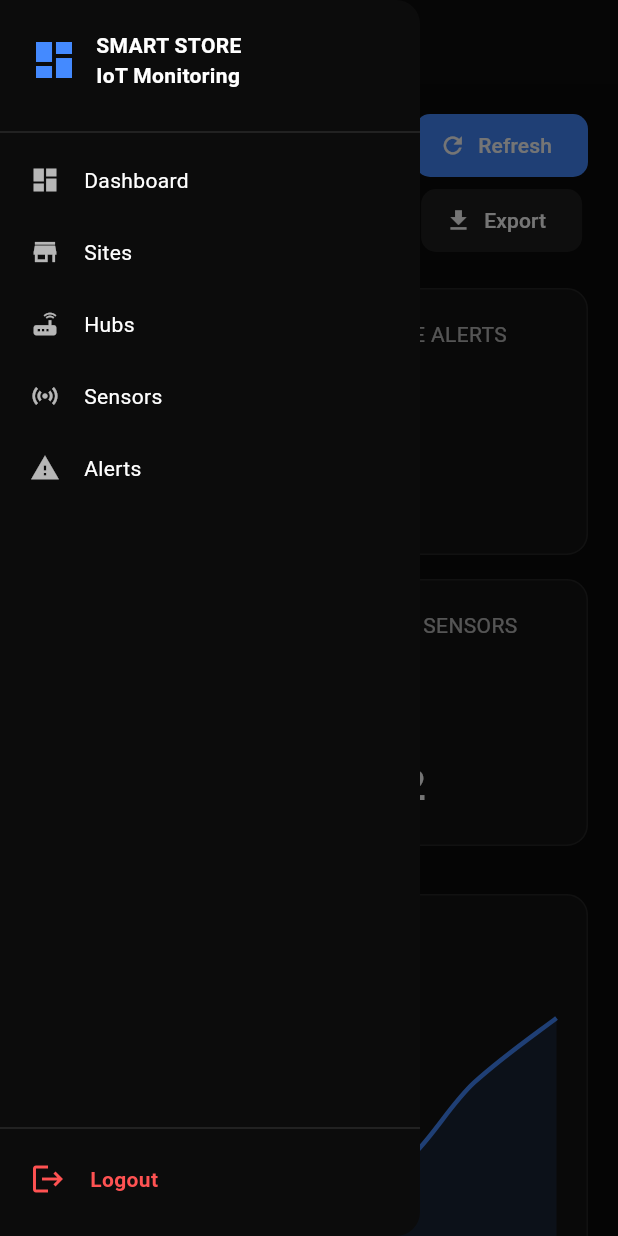
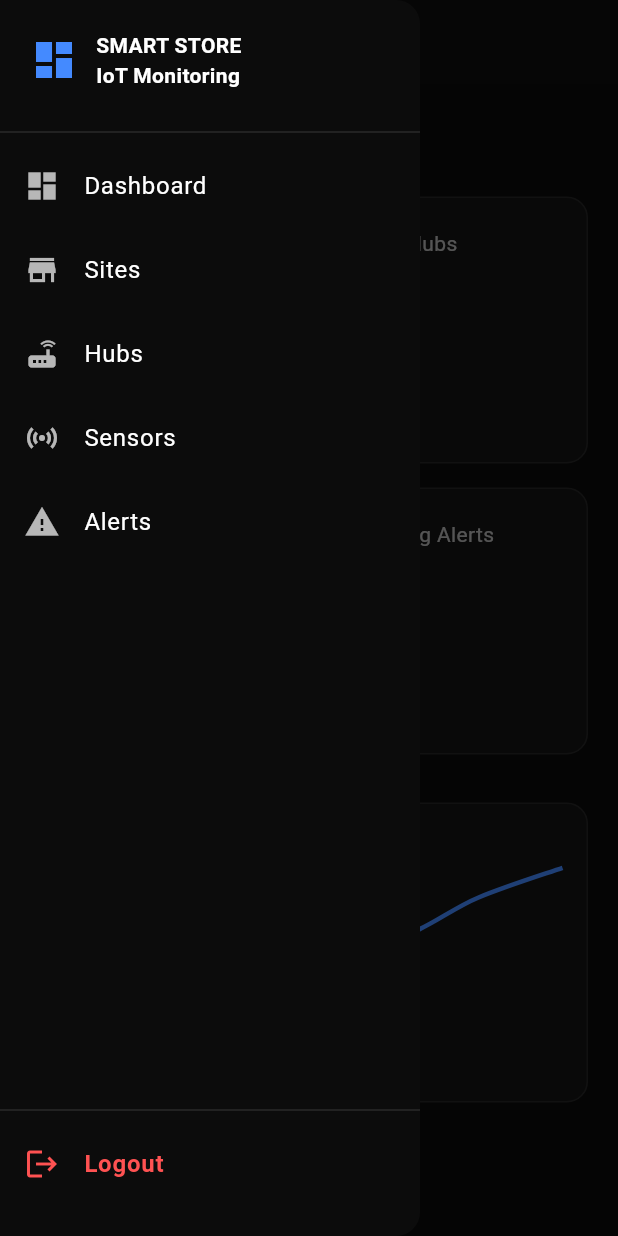
Before and after one commit to S-bon-debug/SWD_PROJECT_MobileApp, a Flutter app: the DashboardScreen screen opened by its route, with the side drawer open, on a phone screen of 412 x 824 dp. Run offline on Flutter 3.47's test engine with Material 3 defaults, Android fonts, the phone set to English and light mode, and no system bars; drawn by our look-alikes of fl_chart; accounts and stored records are empty.

Commit message:
update data dashboard

```diff
--- a/lib/screens/dashboard/dashboard_screen.dart
+++ b/lib/screens/dashboard/dashboard_screen.dart
@@ -1,50 +1,83 @@
 import 'package:flutter/material.dart';
 import 'package:fl_chart/fl_chart.dart';
+import '../../services/dashboard_service.dart';
+import '../../widgets/app_drawer.dart';
 
-class DashboardScreen extends StatelessWidget {
-  const DashboardScreen({super.key});
+class DashboardScreen extends StatefulWidget {
+  final String? token;
+
+  const DashboardScreen({super.key, this.token});
+
+  @override
+  State<DashboardScreen> createState() => _DashboardScreenState();
+}
+
+class _DashboardScreenState extends State<DashboardScreen> {
+  final DashboardService _service = DashboardService();
+
+  Map<String, dynamic>? stats;
+  List<dynamic> alerts = [];
+  bool isLoading = true;
+
+  @override
+  void initState() {
+    super.initState();
+
+
+    if (widget.token == null) {
+      // Nếu chưa login → hiển thị số 0
+      stats = {
+        "total_sites": 0,
+        "total_hubs": 0,
+        "active_sensors": 0,
+        "pending_alerts": 0,
+      };
+      isLoading = false;
+    } else {
+      // Nếu có token → load API
+      loadDashboard();
+    }
+    debugPrint("TOKEN: ${widget.token}");
+  }
+
+  Future<void> loadDashboard() async {
+    try {
+      final statsData = await _service.getStats(widget.token!);
+      final alertData = await _service.getAlerts(widget.token!);
+
+      setState(() {
+        stats = statsData;
+        alerts = alertData;
+        isLoading = false;
+      });
+    } catch (e) {
+      debugPrint("Dashboard error: $e");
+      setState(() => isLoading = false);
+    }
+  }
 
   @override
   Widget build(BuildContext context) {
     return Scaffold(
       backgroundColor: const Color(0xFF0A0A0A),
-      drawer: _buildDrawer(context),
+       drawer:  AppDrawer(),
       appBar: AppBar(
         backgroundColor: const Color(0xFF0E0E0E),
         elevation: 0,
         iconTheme: const IconThemeData(color: Colors.white),
         title: const Text(
-          'Dashboard',
-          style: TextStyle(color: Colors.white, fontWeight: FontWeight.bold),
+          "Dashboard",
+          style: TextStyle(color: Colors.white),
         ),
       ),
-      body: SingleChildScrollView(
+      body: isLoading
+          ? const Center(child: CircularProgressIndicator())
+          : SingleChildScrollView(
               padding: const EdgeInsets.all(20),
               child: Column(
                 crossAxisAlignment: CrossAxisAlignment.start,
                 children: [
-            _header(context),
-            const SizedBox(height: 24),
-            _statsGrid(),
-            const SizedBox(height: 32),
-            _environmentChart(),
-            const SizedBox(height: 32),
-            _priorityAlerts(context),
-          ],
-        ),
-      ),
-    );
-  }
-
-  // ================= HEADER =================
-  Widget _header(BuildContext context) {
-    return Row(
-      children: [
-        Expanded(
-          child: Column(
-            crossAxisAlignment: CrossAxisAlignment.start,
-            children: const [
-              Text(
+                  const Text(
                     'System Status',
                     style: TextStyle(
                       color: Colors.white,
@@ -52,107 +85,59 @@ class DashboardScreen extends StatelessWidget {
                       fontWeight: FontWeight.bold,
                     ),
                   ),
-              SizedBox(height: 6),
-              Text(
-                'Real-time metrics from 24 active locations.',
-                style: TextStyle(color: Colors.white70),
-              ),
-            ],
-          ),
-        ),
-        Column(
-          children: [
-            _headerButton(
-              context,
-              Icons.refresh,
-              'Refresh',
-              Colors.blueAccent,
-            ),
-            const SizedBox(height: 8),
-            _headerButton(
-              context,
-              Icons.download,
-              'Export',
-              const Color(0xFF1F1F1F),
-            ),
-          ],
-        ),
-      ],
-    );
-  }
+                  const SizedBox(height: 24),
 
-  Widget _headerButton(
-    BuildContext context,
-    IconData icon,
-    String label,
-    Color color,
-  ) {
-    return SizedBox(
-      height: 42,
-      child: ElevatedButton.icon(
-        onPressed: () {},
-        icon: Icon(icon, size: 18),
-        label: Text(label),
-        style: ElevatedButton.styleFrom(
-          backgroundColor: color,
-          foregroundColor: Colors.white,
-          elevation: 0,
-          shape: RoundedRectangleBorder(
-            borderRadius: BorderRadius.circular(10),
-          ),
-        ),
-      ),
-    );
-  }
-
-  // ================= STATS =================
-  Widget _statsGrid() {
-    return GridView.count(
+                  /// ================= STATS =================
+                  GridView.count(
                     crossAxisCount: 2,
                     shrinkWrap: true,
                     physics: const NeverScrollableScrollPhysics(),
                     mainAxisSpacing: 16,
                     crossAxisSpacing: 16,
-      children: const [
-        _StatCard(title: 'TOTAL SITES', value: '24'),
-        _StatCard(title: 'ACTIVE ALERTS', value: '03', color: Colors.red),
-        _StatCard(title: 'HUBS ONLINE', value: '18 / 20', color: Colors.blue),
-        _StatCard(title: 'TOTAL SENSORS', value: '142'),
+                    children: [
+                      _StatCard(
+                        title: "Total Sites",
+                        value:
+                            stats?["total_sites"]?.toString() ?? "0",
+                      ),
+                      _StatCard(
+                        title: "Total Hubs",
+                        value:
+                            stats?["total_hubs"]?.toString() ?? "0",
+                      ),
+                      _StatCard(
+                        title: "Active Sensors",
+                        value:
+                            stats?["active_sensors"]?.toString() ?? "0",
+                      ),
+                      _StatCard(
+                        title: "Pending Alerts",
+                        value:
+                            stats?["pending_alerts"]?.toString() ?? "0",
+                        color: Colors.redAccent,
+                      ),
                     ],
-    );
-  }
+                  ),
 
-  // ================= CHART =================
-  Widget _environmentChart() {
-    return Container(
+                  const SizedBox(height: 32),
+
+                  /// ================= CHART (Fake giữ nguyên) =================
+                  Container(
+                    height: 200,
+                    padding: const EdgeInsets.all(16),
                     decoration: _card(),
-      padding: const EdgeInsets.all(20),
-      child: Column(
-        crossAxisAlignment: CrossAxisAlignment.start,
-        children: [
-          const Text(
-            'Environmental Trends',
-            style: TextStyle(color: Colors.white, fontWeight: FontWeight.bold),
-          ),
-          const SizedBox(height: 20),
-          SizedBox(
-            height: 180,
                     child: LineChart(
                       LineChartData(
                         gridData: FlGridData(show: false),
                         titlesData: FlTitlesData(show: false),
                         borderData: FlBorderData(show: false),
-                minY: 20,
-                maxY: 45,
+                        minY: 0,
+                        maxY: 50,
                         lineBarsData: [
                           LineChartBarData(
                             isCurved: true,
                             barWidth: 3,
                             color: Colors.blueAccent,
-                    belowBarData: BarAreaData(
-                      show: true,
-                      color: Colors.blueAccent.withOpacity(0.15),
-                    ),
                             dotData: FlDotData(show: false),
                             spots: const [
                               FlSpot(0, 24),
@@ -168,163 +153,36 @@ class DashboardScreen extends StatelessWidget {
                       ),
                     ),
                   ),
-        ],
-      ),
-    );
-  }
 
-  // ================= ALERTS =================
-  Widget _priorityAlerts(BuildContext context) {
-    return Container(
+                  const SizedBox(height: 32),
+
+                  /// ================= ALERT LIST =================
+                  Container(
+                    padding: const EdgeInsets.all(16),
                     decoration: _card(),
-      padding: const EdgeInsets.all(16),
                     child: Column(
-        children: [
-          Row(
+                      crossAxisAlignment:
+                          CrossAxisAlignment.start,
                       children: [
                         const Text(
-                'Priority Alerts',
-                style: TextStyle(color: Colors.white, fontWeight: FontWeight.bold),
-              ),
-              const Spacer(),
-              TextButton(
-                onPressed: () => Navigator.pushNamed(context, '/alerts'),
-                child: const Text('View All'),
-              ),
-            ],
-          ),
-          const Divider(color: Colors.white12),
-          _alertRow('Storage Temp (Critical)', '42.8°C', 'CRITICAL', Colors.red),
-          _alertRow(
-              'Freezer A2 Humidity', '78.2%', 'WARNING', Colors.orange),
-        ],
-      ),
-    );
-  }
-
-  Widget _alertRow(
-    String sensor,
-    String value,
-    String status,
-    Color color,
-  ) {
-    return Padding(
-      padding: const EdgeInsets.symmetric(vertical: 10),
-      child: Row(
-        children: [
-          Expanded(
-            flex: 4,
-            child: Text(sensor, style: const TextStyle(color: Colors.white)),
-          ),
-          Expanded(
-            flex: 2,
-            child: Text(
-              value,
-              style: TextStyle(color: color, fontWeight: FontWeight.bold),
-            ),
-          ),
-          Container(
-            padding: const EdgeInsets.symmetric(horizontal: 10, vertical: 4),
-            decoration: BoxDecoration(
-              color: color.withOpacity(0.15),
-              borderRadius: BorderRadius.circular(6),
-              border: Border.all(color: color),
-            ),
-            child: Text(
-              status,
+                          "Priority Alerts",
                           style: TextStyle(
-                color: color,
-                fontSize: 11,
+                            color: Colors.white,
                             fontWeight: FontWeight.bold,
                           ),
                         ),
-          ),
+                        const SizedBox(height: 16),
+                        if (alerts.isEmpty)
+                          const Text(
+                            "No alerts",
+                            style:
+                                TextStyle(color: Colors.white54),
+                          )
+                        else
+                          ...alerts
+                              .map((a) => _alertRow(a))
+                              .toList(),
                       ],
-      ),
-    );
-  }
-
-  // ================= DRAWER (WEB STYLE) =================
-  Drawer _buildDrawer(BuildContext context) {
-    return Drawer(
-      width: 280,
-      backgroundColor: const Color(0xFF0C0C0C),
-      child: SafeArea(
-        child: Column(
-          children: [
-            Padding(
-              padding: const EdgeInsets.all(20),
-              child: Row(
-                children: const [
-                  Icon(Icons.dashboard, color: Colors.blueAccent, size: 32),
-                  SizedBox(width: 12),
-                  Text(
-                    'SMART STORE\nIoT Monitoring',
-                    style: TextStyle(color: Colors.white, fontWeight: FontWeight.bold),
-                  ),
-                ],
-              ),
-            ),
-            const Divider(color: Colors.white12),
-            _menuItem(context, Icons.dashboard, 'Dashboard', '/dashboard'),
-            _menuItem(context, Icons.store, 'Sites', '/sites'),
-            _menuItem(context, Icons.router, 'Hubs', '/hubs'),
-            _menuItem(context, Icons.sensors, 'Sensors', '/sensors'),
-            _menuItem(context, Icons.warning, 'Alerts', '/alerts'),
-            const Spacer(),
-            const Divider(color: Colors.white12),
-            _logoutItem(context),
-            const SizedBox(height: 12),
-          ],
-        ),
-      ),
-    );
-  }
-
-  Widget _menuItem(
-    BuildContext context,
-    IconData icon,
-    String title,
-    String route,
-  ) {
-    return InkWell(
-      onTap: () {
-        Navigator.pop(context);
-        Navigator.pushReplacementNamed(context, route);
-      },
-      child: Padding(
-        padding: const EdgeInsets.symmetric(horizontal: 20, vertical: 14),
-        child: Row(
-          children: [
-            Icon(icon, color: Colors.white70, size: 20),
-            const SizedBox(width: 16),
-            Text(
-              title,
-              style: const TextStyle(color: Colors.white),
-            ),
-          ],
-        ),
-      ),
-    );
-  }
-
-  Widget _logoutItem(BuildContext context) {
-    return InkWell(
-      onTap: () {
-        Navigator.pop(context);
-        Navigator.pushReplacementNamed(context, '/login');
-      },
-      child: Padding(
-        padding: const EdgeInsets.symmetric(horizontal: 20, vertical: 14),
-        child: Row(
-          children: const [
-            Icon(Icons.logout, color: Colors.redAccent),
-            SizedBox(width: 16),
-            Text(
-              'Logout',
-              style: TextStyle(
-                color: Colors.redAccent,
-                fontWeight: FontWeight.bold,
                     ),
                   ),
                 ],
@@ -333,14 +191,45 @@ class DashboardScreen extends StatelessWidget {
     );
   }
 
+  Widget _alertRow(dynamic alert) {
+    final severity = alert["severity"] ?? "Info";
+
+    final color = severity == "Critical"
+        ? Colors.red
+        : severity == "Warning"
+            ? Colors.orange
+            : Colors.blue;
+
+    return Padding(
+      padding: const EdgeInsets.symmetric(vertical: 8),
+      child: Row(
+        children: [
+          Expanded(
+            child: Text(
+              alert["sensorName"] ?? "",
+              style:
+                  const TextStyle(color: Colors.white),
+            ),
+          ),
+          Text(
+            "${alert["value"] ?? ""}${alert["metricUnit"] ?? ""}",
+            style: TextStyle(
+                color: color,
+                fontWeight: FontWeight.bold),
+          ),
+        ],
+      ),
+    );
+  }
+
   BoxDecoration _card() => BoxDecoration(
         color: const Color(0xFF141414),
         borderRadius: BorderRadius.circular(14),
-        border: Border.all(color: const Color(0xFF262626)),
+        border:
+            Border.all(color: const Color(0xFF262626)),
       );
 }
 
-// ================= STAT CARD =================
 class _StatCard extends StatelessWidget {
   final String title;
   final String value;
@@ -358,13 +247,19 @@ class _StatCard extends StatelessWidget {
       decoration: BoxDecoration(
         color: const Color(0xFF141414),
         borderRadius: BorderRadius.circular(14),
-        border: Border.all(color: const Color(0xFF262626)),
+        border:
+            Border.all(color: const Color(0xFF262626)),
       ),
       padding: const EdgeInsets.all(20),
       child: Column(
-        crossAxisAlignment: CrossAxisAlignment.start,
+        crossAxisAlignment:
+            CrossAxisAlignment.start,
         children: [
-          Text(title, style: const TextStyle(color: Colors.white70)),
+          Text(
+            title,
+            style:
+                const TextStyle(color: Colors.white70),
+          ),
           const Spacer(),
           Text(
             value,
@@ -378,4 +273,5 @@ class _StatCard extends StatelessWidget {
       ),
     );
   }
+
 }
--- a/lib/screens/login/login_screen.dart
+++ b/lib/screens/login/login_screen.dart
@@ -1,5 +1,6 @@
 import 'package:flutter/material.dart';
 import '../../services/auth_service.dart';
+import '../dashboard/dashboard_screen.dart';
 
 class LoginScreen extends StatefulWidget {
   const LoginScreen({super.key});
@@ -23,8 +24,16 @@ class _LoginScreenState extends State<LoginScreen> {
       password: passwordController.text,
     );
 
+    final token = result["token"]; // 👈 LẤY TOKEN RA
+
     if (!mounted) return;
-      Navigator.pushReplacementNamed(context, '/dashboard');
+
+    Navigator.pushReplacement(
+      context,
+      MaterialPageRoute(
+        builder: (_) => DashboardScreen(token: token),
+      ),
+    );
   } catch (e) {
     ScaffoldMessenger.of(context).showSnackBar(
       SnackBar(content: Text('Error: $e')),
--- /dev/null
+++ b/lib/services/dashboard_service.dart
@@ -0,0 +1,38 @@
+import 'dart:convert';
+import 'package:http/http.dart' as http;
+
+class DashboardService {
+  static const String baseUrl =
+      'https://swd-project-api.onrender.com/api';
+
+  Future<Map<String, dynamic>> getStats(String token) async {
+    final response = await http.get(
+      Uri.parse('$baseUrl/dashboard/stats'),
+      headers: {
+        'Authorization': 'Bearer $token',
+      },
+    );
+
+    if (response.statusCode == 200) {
+      return jsonDecode(response.body);
+    } else {
+      throw Exception('Failed to load stats');
+    }
+  }
+
+  Future<List<dynamic>> getAlerts(String token) async {
+    final response = await http.get(
+      Uri.parse('$baseUrl/dashboard/alerts?limit=5'),
+      headers: {
+        'Authorization': 'Bearer $token',
+      },
+    );
+
+    if (response.statusCode == 200) {
+      final data = jsonDecode(response.body);
+      return data["data"];
+    } else {
+      throw Exception('Failed to load alerts');
+    }
+  }
+}
--- /dev/null
+++ b/lib/widgets/app_drawer.dart
@@ -0,0 +1,83 @@
+import 'package:flutter/material.dart';
+
+class AppDrawer extends StatelessWidget {
+  const AppDrawer({super.key});
+
+  @override
+  Widget build(BuildContext context) {
+    return Drawer(
+      width: 280,
+      backgroundColor: const Color(0xFF0C0C0C),
+      child: SafeArea(
+        child: Column(
+          children: [
+
+            // ===== HEADER =====
+            Padding(
+              padding: const EdgeInsets.all(20),
+              child: Row(
+                children: const [
+                  Icon(Icons.dashboard,
+                      color: Colors.blueAccent, size: 32),
+                  SizedBox(width: 12),
+                  Text(
+                    'SMART STORE\nIoT Monitoring',
+                    style: TextStyle(
+                      color: Colors.white,
+                      fontWeight: FontWeight.bold,
+                    ),
+                  ),
+                ],
+              ),
+            ),
+
+            const Divider(color: Colors.white12),
+
+            // ===== MENU =====
+            _menuItem(context, Icons.dashboard, 'Dashboard', '/dashboard'),
+            _menuItem(context, Icons.store, 'Sites', '/sites'),
+            _menuItem(context, Icons.router, 'Hubs', '/hubs'),
+            _menuItem(context, Icons.sensors, 'Sensors', '/sensors'),
+            _menuItem(context, Icons.warning, 'Alerts', '/alerts'),
+
+            const Spacer(),
+            const Divider(color: Colors.white12),
+
+            // ===== LOGOUT =====
+            ListTile(
+              leading: const Icon(Icons.logout, color: Colors.redAccent),
+              title: const Text(
+                'Logout',
+                style: TextStyle(
+                  color: Colors.redAccent,
+                  fontWeight: FontWeight.bold,
+                ),
+              ),
+              onTap: () {
+                Navigator.pushReplacementNamed(context, '/login');
+              },
+            ),
+
+            const SizedBox(height: 20),
+          ],
+        ),
+      ),
+    );
+  }
+
+  Widget _menuItem(
+    BuildContext context,
+    IconData icon,
+    String title,
+    String route,
+  ) {
+    return ListTile(
+      leading: Icon(icon, color: Colors.white70),
+      title: Text(title, style: const TextStyle(color: Colors.white)),
+      onTap: () {
+        Navigator.pop(context);
+        Navigator.pushReplacementNamed(context, route);
+      },
+    );
+  }
+}
```
Also changed, not shown: lib/main.dart (line endings or trailing spaces). Lines whose indentation alone changed are shown as unchanged.
